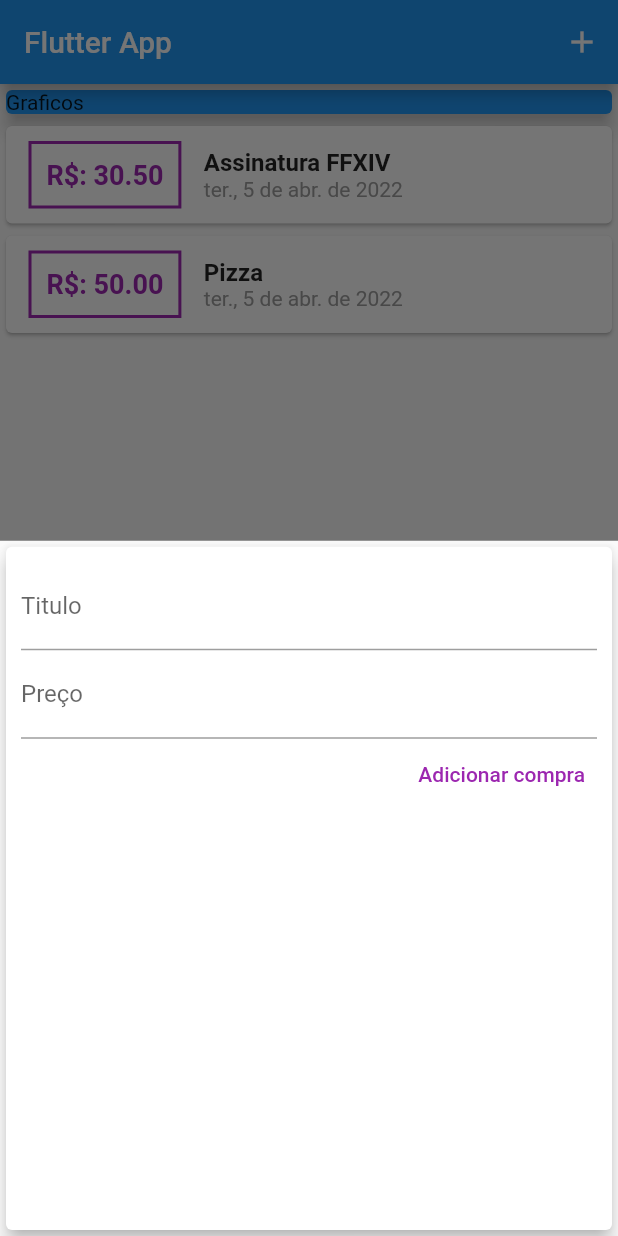
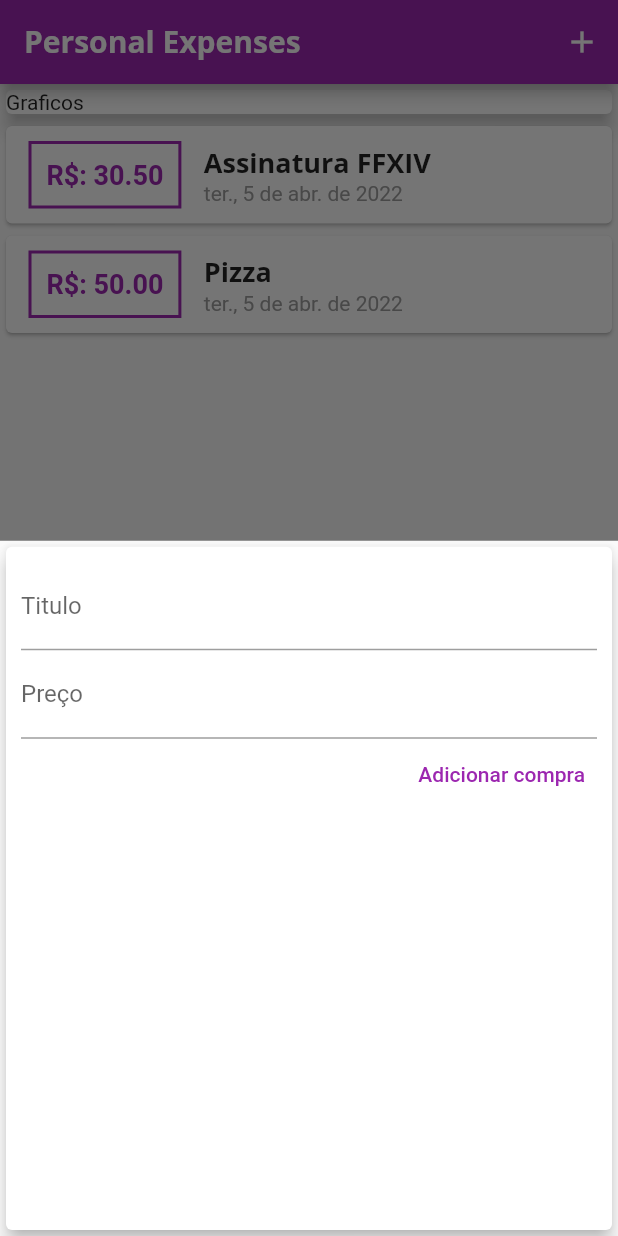
Before and after one commit to CelioHauck/personal_expenses_app, a Flutter app: the screen it shows after launch, after a tap on the "add" icon, on a phone screen of 412 x 824 dp. Run offline on Flutter 3.47's test engine with Material 2 defaults, Android fonts, the phone set to English and light mode, and no system bars.

Commit message:
Estilos e fontes iniciais

```diff
--- a/lib/main.dart
+++ b/lib/main.dart
@@ -13,9 +13,32 @@ class MyApp extends StatelessWidget {
   @override
   Widget build(BuildContext context) {
     initializeDateFormatting('pt_BR', null);
-    return const MaterialApp(
-      title: 'Flutter App',
-      home: MyHomePage(),
+    return MaterialApp(
+      title: 'Personal Expenses',
+      // theme: ThemeData(primaryColor: Colors.amber, primarySwatch: Colors.amber),
+      theme: ThemeData(
+        primarySwatch: Colors.purple,
+        fontFamily: 'Quicksand',
+        textTheme: ThemeData.light().textTheme.copyWith(
+              headline6: const TextStyle(
+                fontFamily: 'OpenSans',
+                fontSize: 18,
+                fontWeight: FontWeight.bold,
+              ),
+            ),
+        appBarTheme: const AppBarTheme(
+          titleTextStyle: TextStyle(
+            fontFamily: 'OpenSans',
+            fontSize: 20,
+            fontWeight: FontWeight.bold,
+          ),
+        ),
+        colorScheme: ColorScheme.fromSwatch().copyWith(
+          primary: Colors.purple,
+          secondary: Colors.amber,
+        ),
+      ),
+      home: const MyHomePage(),
     );
   }
 }
@@ -66,7 +89,7 @@ class _MyHomePageState extends State<MyHomePage> {
   Widget build(BuildContext context) {
     return Scaffold(
       appBar: AppBar(
-        title: const Text('Flutter App'),
+        title: const Text('Personal Expenses'),
         actions: [
           IconButton(
             onPressed: () => _startAddNewTransaction(context),
@@ -80,7 +103,6 @@ class _MyHomePageState extends State<MyHomePage> {
           crossAxisAlignment: CrossAxisAlignment.stretch,
           children: [
             Card(
-              color: Colors.blue,
               // ignore: avoid_unnecessary_containers
               child: Container(
                 width: double.infinity,
--- a/lib/widgets/new_transaction.dart
+++ b/lib/widgets/new_transaction.dart
@@ -1,13 +1,20 @@
 import 'package:flutter/material.dart';
 
-class NewTransaction extends StatelessWidget {
+class NewTransaction extends StatefulWidget {
   final void Function(String, double) _onClick;
 
-  NewTransaction({Key? key, required void Function(String, double) onClick})
+  const NewTransaction(
+      {Key? key, required void Function(String, double) onClick})
       : _onClick = onClick,
         super(key: key);
 
+  @override
+  State<NewTransaction> createState() => _NewTransactionState();
+}
+
+class _NewTransactionState extends State<NewTransaction> {
   final titleController = TextEditingController();
+
   final amountController = TextEditingController();
 
   void _submitData() {
@@ -16,10 +23,12 @@ class NewTransaction extends StatelessWidget {
 
     if (enteredTitle.isEmpty || enteredAmount <= 0) return;
 
-    _onClick(
+    widget._onClick(
       titleController.text,
       double.parse(amountController.text),
     );
+
+    Navigator.of(context).pop();
   }
 
   @override
--- a/lib/widgets/transaction_list.dart
+++ b/lib/widgets/transaction_list.dart
@@ -24,16 +24,16 @@ class TransactionList extends StatelessWidget {
                   ),
                   decoration: BoxDecoration(
                     border: Border.all(
-                      color: Colors.purple,
+                      color: Theme.of(context).colorScheme.primary,
                       width: 2,
                     ),
                   ),
                   padding: const EdgeInsets.all(10),
                   child: Text(
                     _userTransactions[index].getAmountWithCurrency(),
-                    style: const TextStyle(
+                    style: TextStyle(
                       fontSize: 18,
-                      color: Colors.purple,
+                      color: Theme.of(context).colorScheme.primary,
                       fontWeight: FontWeight.bold,
                     ),
                   ),
@@ -41,13 +41,8 @@ class TransactionList extends StatelessWidget {
                 Column(
                   crossAxisAlignment: CrossAxisAlignment.start,
                   children: [
-                    Text(
-                      _userTransactions[index].getTitle(),
-                      style: const TextStyle(
-                        fontSize: 16,
-                        fontWeight: FontWeight.bold,
-                      ),
-                    ),
+                    Text(_userTransactions[index].getTitle(),
+                        style: Theme.of(context).textTheme.headline6),
                     Text(
                       _userTransactions[index].getDate(),
                       style: const TextStyle(
```
Also changed, not shown: pubspec.yaml (+11 -11 lines), assets/fonts/OpenSans-Bold.ttf (added), assets/fonts/OpenSans-Regular.ttf (added), assets/fonts/Quicksand-Bold.ttf (added), assets/fonts/Quicksand-Light.ttf (added), assets/fonts/Quicksand-Medium.ttf (added), assets/fonts/Quicksand-Regular.ttf (added).
